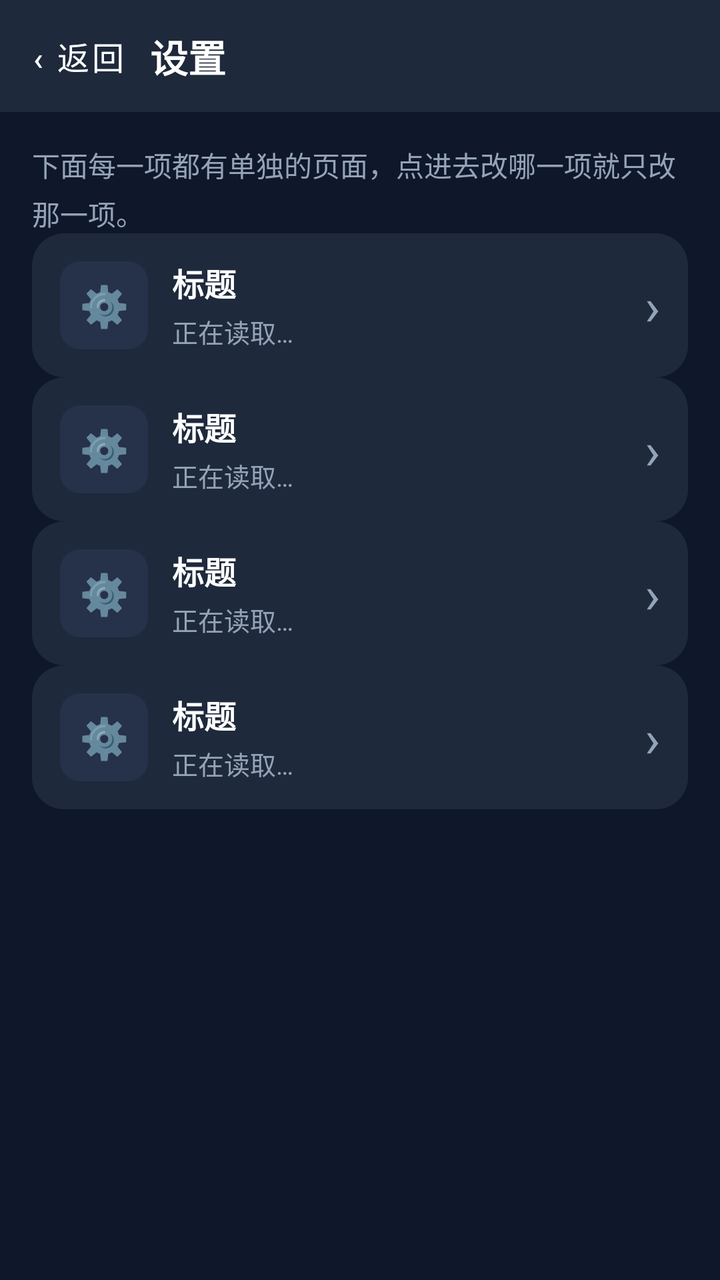
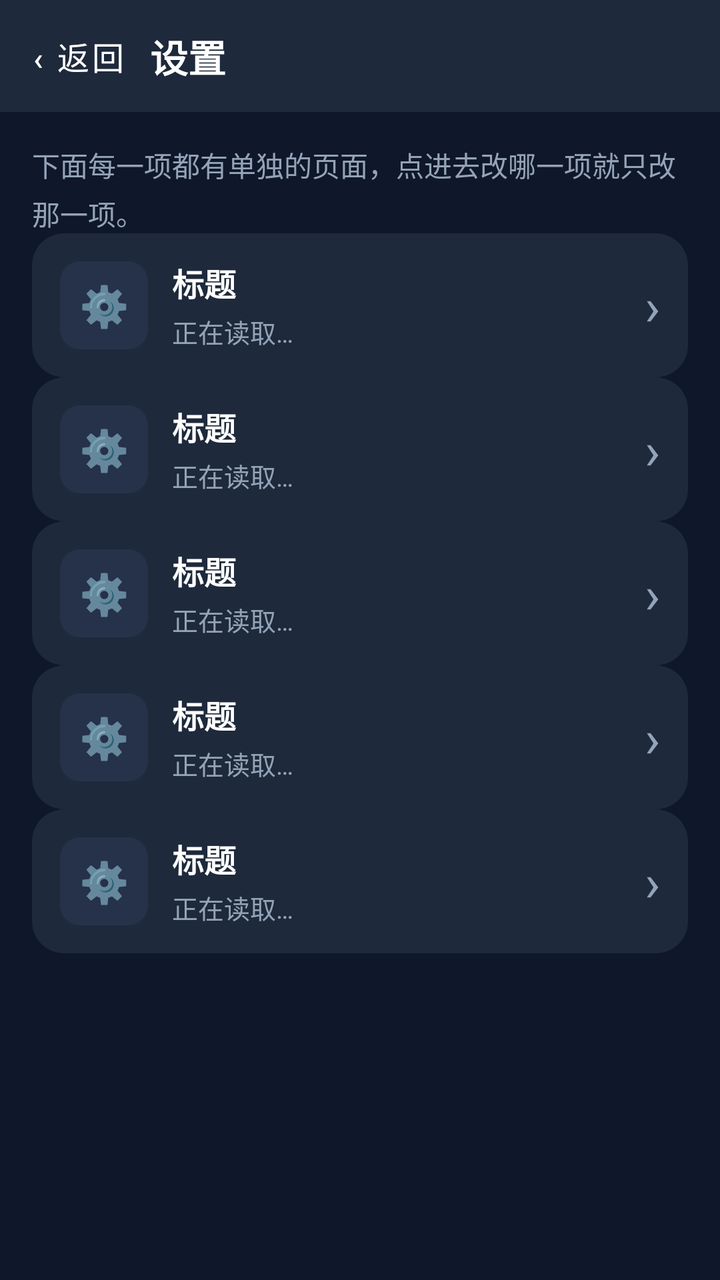

Before-and-after screenshots of an Android layout around one commit, followed by the original layout XML and the change that was made.
<!-- AndroidManifest.xml: application theme Theme.AntiFraudGuard -->
<!-- res/layout/activity_settings.xml -->
<?xml version="1.0" encoding="utf-8"?>
<LinearLayout xmlns:android="http://schemas.android.com/apk/res/android"
    android:layout_width="match_parent"
    android:layout_height="match_parent"
    android:orientation="vertical"
    android:background="?attr/appBg">

    <include
        android:id="@+id/topbar"
        layout="@layout/layout_settings_topbar" />

    <ScrollView
        android:layout_width="match_parent"
        android:layout_height="0dp"
        android:layout_weight="1">

        <LinearLayout
            android:layout_width="match_parent"
            android:layout_height="wrap_content"
            android:orientation="vertical"
            android:padding="16dp"
            android:paddingBottom="32dp">

            <TextView
                android:layout_width="match_parent"
                android:layout_height="wrap_content"
                android:lineSpacingExtra="4dp"
                android:text="下面每一项都有单独的页面，点进去改哪一项就只改那一项。"
                android:textColor="?attr/appTextDim"
                android:textSize="14sp" />

            <include
                android:id="@+id/entry_profile"
                layout="@layout/item_settings_entry" />

            <include
                android:id="@+id/entry_guard_params"
                layout="@layout/item_settings_entry"
                android:layout_marginTop="10dp" />

            <include
                android:id="@+id/entry_health"
                layout="@layout/item_settings_entry"
                android:layout_marginTop="10dp" />

            <include
                android:id="@+id/entry_version"
                layout="@layout/item_settings_entry"
                android:layout_marginTop="10dp" />

        </LinearLayout>
    </ScrollView>
</LinearLayout>
<!-- res/layout/layout_settings_topbar.xml (included above) -->
<?xml version="1.0" encoding="utf-8"?>
<LinearLayout xmlns:android="http://schemas.android.com/apk/res/android"
    android:layout_width="match_parent"
    android:layout_height="56dp"
    android:orientation="horizontal"
    android:gravity="center_vertical"
    android:background="?attr/appCard"
    android:paddingStart="8dp"
    android:paddingEnd="16dp">

    <Button
        android:id="@+id/btn_back"
        android:layout_width="wrap_content"
        android:layout_height="44dp"
        android:minWidth="0dp"
        android:paddingStart="8dp"
        android:paddingEnd="12dp"
        android:background="@android:color/transparent"
        android:text="‹ 返回"
        android:textColor="?attr/appText"
        android:textSize="16sp" />

    <TextView
        android:id="@+id/tv_title"
        android:layout_width="0dp"
        android:layout_height="wrap_content"
        android:layout_weight="1"
        android:ellipsize="end"
        android:singleLine="true"
        android:text="设置"
        android:textColor="?attr/appText"
        android:textSize="19sp"
        android:textStyle="bold" />
</LinearLayout>
<!-- res/layout/item_settings_entry.xml (included above) -->
<?xml version="1.0" encoding="utf-8"?>
<LinearLayout xmlns:android="http://schemas.android.com/apk/res/android"
    android:id="@+id/row_settings_entry"
    android:layout_width="match_parent"
    android:layout_height="wrap_content"
    android:minHeight="72dp"
    android:orientation="horizontal"
    android:gravity="center_vertical"
    android:background="@drawable/bg_card_theme"
    android:paddingStart="14dp"
    android:paddingEnd="14dp"
    android:paddingTop="12dp"
    android:paddingBottom="12dp">

    <TextView
        android:id="@+id/entry_icon"
        android:layout_width="44dp"
        android:layout_height="44dp"
        android:background="@drawable/bg_icon_box"
        android:gravity="center"
        android:text="⚙️"
        android:textSize="20sp" />

    <LinearLayout
        android:layout_width="0dp"
        android:layout_height="wrap_content"
        android:layout_weight="1"
        android:layout_marginStart="12dp"
        android:orientation="vertical">

        <TextView
            android:id="@+id/entry_title"
            android:layout_width="match_parent"
            android:layout_height="wrap_content"
            android:text="标题"
            android:textColor="?attr/appText"
            android:textSize="16sp"
            android:textStyle="bold" />

        <TextView
            android:id="@+id/entry_summary"
            android:layout_width="match_parent"
            android:layout_height="wrap_content"
            android:layout_marginTop="3dp"
            android:text="正在读取…"
            android:textColor="?attr/appTextDim"
            android:textSize="13sp"
            android:lineSpacingExtra="2dp" />
    </LinearLayout>

    <TextView
        android:id="@+id/entry_chevron"
        android:layout_width="wrap_content"
        android:layout_height="wrap_content"
        android:layout_marginStart="8dp"
        android:text="›"
        android:textColor="?attr/appTextDim"
        android:textSize="26sp" />
</LinearLayout>
<!-- resources referenced by this layout -->
<resources>
  <!-- drawable bg_card_theme (drawable) -->
  <?xml version="1.0" encoding="utf-8"?>
  <shape xmlns:android="http://schemas.android.com/apk/res/android" android:shape="rectangle">
      <solid android:color="?attr/appCard" />
      <corners android:radius="16dp" />
  </shape>
  <!-- drawable bg_icon_box (drawable) -->
  <?xml version="1.0" encoding="utf-8"?>
  <shape xmlns:android="http://schemas.android.com/apk/res/android" android:shape="rectangle">
      <solid android:color="?attr/appCardAlt" />
      <corners android:radius="10dp" />
  </shape>
  <style name="Theme.AntiFraudGuard" parent="Theme.MaterialComponents.NoActionBar">
          
          <item name="colorPrimary">@color/blue_500</item>
          <item name="colorPrimaryVariant">@color/blue_700</item>
          <item name="colorOnPrimary">@color/white</item>
          
          <item name="colorSecondary">@color/emerald_500</item>
          <item name="colorSecondaryVariant">@color/emerald_700</item>
          <item name="colorOnSecondary">@color/white</item>
  
          <item name="appBg">#0F172A</item>
          <item name="appCard">#1E293B</item>
          <item name="appCardAlt">#26314A</item>
          <item name="appText">#FFFFFF</item>
          <item name="appTextDim">#94A3B8</item>
          <item name="appDivider">#334155</item>
          <item name="appInputBg">#26314A</item>
          <item name="appInputText">#FFFFFF</item>
  
          
          <item name="appDangerBgSoft">#3F1A1E</item>
          <item name="appWarnBgSoft">#3A2E12</item>
          <item name="appWarnTextStrong">#FCD34D</item>
          <item name="appWarnTextDim">#D4B36A</item>
          <item name="appDangerTextStrong">#FCA5A5</item>
          <item name="appDangerTextDim">#DCA9A9</item>
  
          
          <item name="android:statusBarColor">#0F172A</item>
          <item name="android:windowBackground">#0F172A</item>
          <item name="android:navigationBarColor">#0F172A</item>
      </style>
  <color name="blue_500">#3B82F6</color>
  <color name="blue_700">#1D4ED8</color>
  <color name="white">#FFFFFFFF</color>
  <color name="emerald_500">#10B981</color>
  <color name="emerald_700">#047857</color>
</resources>

<!-- the commit's change to res/layout/activity_settings.xml (unified diff, before → after) -->
@@ -40,6 +40,11 @@
 
             <include
                 android:id="@+id/entry_health"
+                layout="@layout/item_settings_entry"
+                android:layout_marginTop="10dp" />
+
+            <include
+                android:id="@+id/entry_ad_skip"
                 layout="@layout/item_settings_entry"
                 android:layout_marginTop="10dp" />
 
